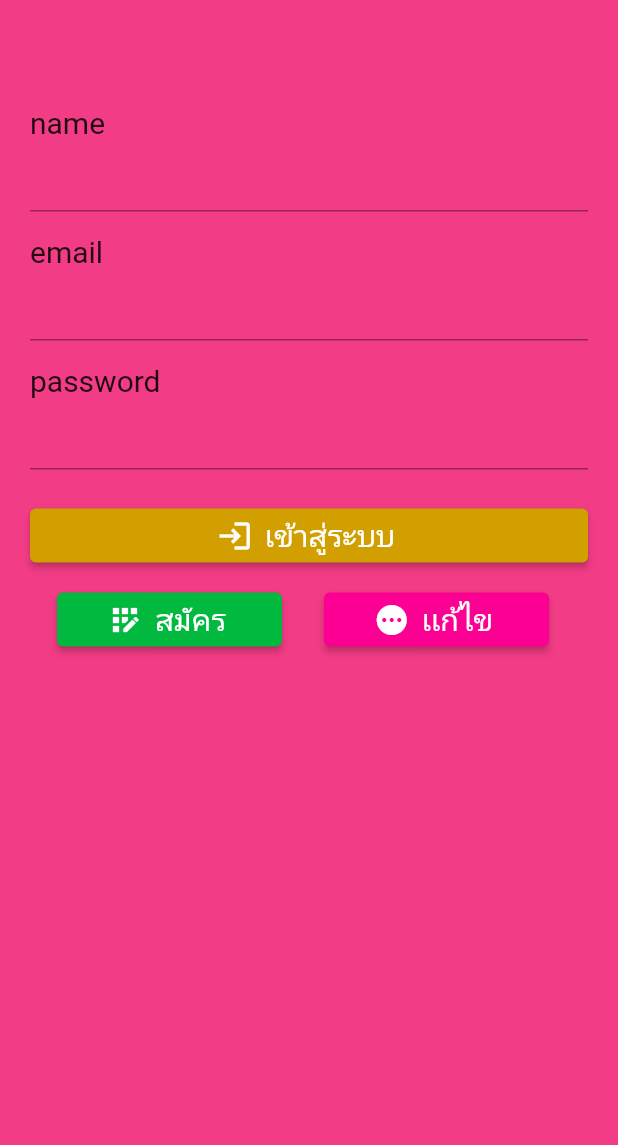
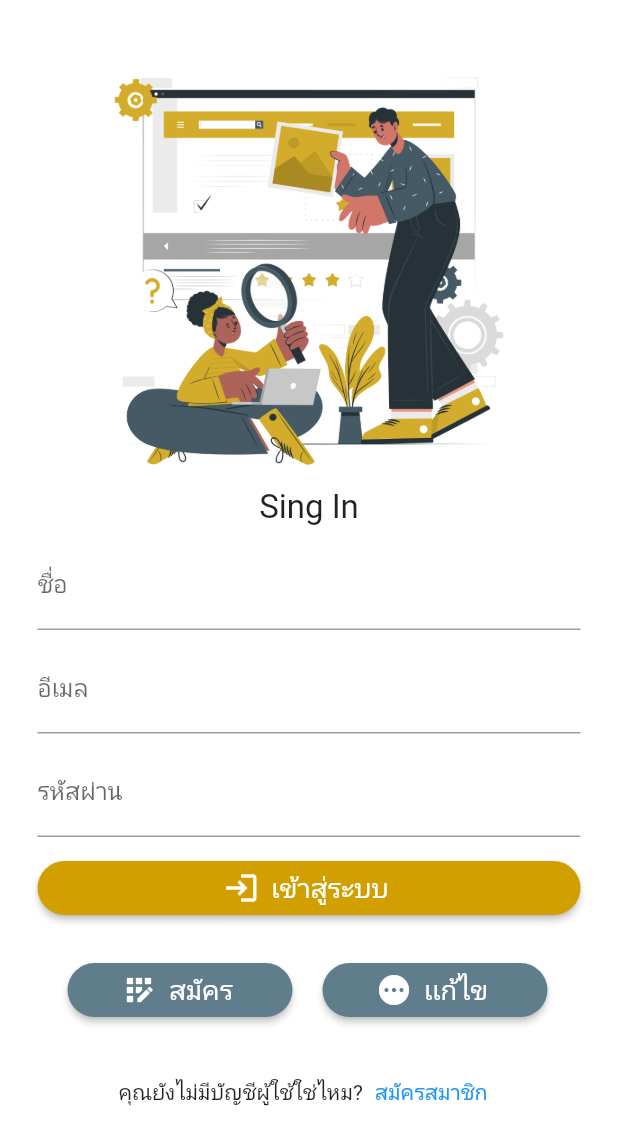
Before and after one commit to KARGOREO/ProFlutter, a Flutter app: the screen it shows after launch, on a phone screen of 412 x 824 dp. Shown: the top 1145 px of the screen. Run offline on Flutter 3.47's test engine with Material 2 defaults, Android fonts, the phone set to English and light mode, and no system bars; our stand-ins replace form_field_validator.

Commit message:
ีอัพเดต

```diff
--- a/lib/LoginApi.dart
+++ b/lib/LoginApi.dart
@@ -1,7 +1,7 @@
 import 'package:flutter/material.dart';
 import 'package:flutter_application_1/addApi.dart';
 import 'package:flutter_application_1/api/natwortking/login.dart';
-import 'package:flutter_application_1/home.dart';
+import 'package:flutter_application_1/screen/home.dart';
 import 'package:flutter_application_1/index/Hom1.dart';
 import 'package:flutter_application_1/main.dart';
 import 'package:flutter_application_1/profileApi.dart';
@@ -22,26 +22,27 @@ class _potScreenState extends State<potScreen> {
   @override
   Widget build(BuildContext context) {
     return Scaffold(
-      backgroundColor: Color.fromARGB(255, 242, 60, 133),
-
+      backgroundColor: Colors.white,
       body: Container(
-
-        padding: const EdgeInsets.all(20),
+        padding: const EdgeInsets.all(25),
         child: Form(
           child: SingleChildScrollView(
-
             child: Column(
-
-              crossAxisAlignment: CrossAxisAlignment.start,
+              crossAxisAlignment: CrossAxisAlignment.center,
               children: [
-                SizedBox(
-                  height: 50,
+                Image.asset(
+                  'images/1.png',
+                  height: 300,
                 ),
                 Text(
-                  'name',
-                  style: TextStyle(fontSize: 20),
+                  'Sing In',
+                  style: TextStyle(fontSize: 22),
+                ),
+                SizedBox(
+                  height: 10,
                 ),
                 TextFormField(
+                  decoration: InputDecoration(labelText: "ชื่อ"),
                   onChanged: (value) {
                     name = value;
                   },
@@ -51,33 +52,26 @@ class _potScreenState extends State<potScreen> {
                   keyboardType: TextInputType.emailAddress,
                 ),
                 SizedBox(
-                  height: 15,
-                ),
-                Text(
-                  'email',
-                  style: TextStyle(fontSize: 20),
+                  height: 10,
                 ),
                 TextFormField(
                     onChanged: (value) {
                       email = value;
                     },
                     validator: RequiredValidator(errorText: 'กรุณาป้อนEmail'),
-                ),
+                    decoration: InputDecoration(labelText: "อีเมล")),
                 SizedBox(
-                  height: 15,
-                ),
-                Text(
-                  'password',
-                  style: TextStyle(fontSize: 20),
+                  height: 10,
                 ),
                 TextFormField(
                     onChanged: (value) {
                       pass = value;
                     },
-                  validator: RequiredValidator(errorText: 'กรุณาป้อน Password'),
-                ),
+                    validator:
+                        RequiredValidator(errorText: 'กรุณาป้อน Password'),
+                    decoration: InputDecoration(labelText: "รหัสผ่าน")),
                 SizedBox(
-                  height: 20,
+                  height: 10,
                 ),
                 SizedBox(
                   width: double.infinity,
@@ -168,7 +162,7 @@ class _potScreenState extends State<potScreen> {
                                     title: Text(''),
                                     backgroundColor: Colors.pink[50],
                                     content: Text(
-                                      '  ยังบ่สมัคร ',
+                                      'ยังบ่ไม่สมัคร',
                                       style: TextStyle(
                                           color: Colors.black, fontSize: 20),
                                     ),
@@ -188,20 +182,23 @@ class _potScreenState extends State<potScreen> {
                       },
                       icon: Icon(Icons.login),
                       style: ElevatedButton.styleFrom(
-                          primary: Color.fromARGB(255, 209, 160, 0)),
+                          primary: Color.fromARGB(255, 209, 160, 0),
+                          shape: new RoundedRectangleBorder(
+                            borderRadius: new BorderRadius.circular(30.0),
+                          )),
                       label: Text(
                         'เข้าสู่ระบบ',
-                        style: TextStyle(fontSize: 20),
+                        style: TextStyle(fontSize: 18),
                       )),
                 ),
                 Center(
                   child: Row(
                     children: [
-                      SizedBox(
-                        width: 10,
-                      ),
+                      // SizedBox(
+                      //   width: 10,
+                      // ),
                       Padding(
-                        padding: const EdgeInsets.all(8.0),
+                        padding: const EdgeInsets.all(20),
                         child: SizedBox(
                           width: 150,
                           child: ElevatedButton.icon(
@@ -213,15 +210,16 @@ class _potScreenState extends State<potScreen> {
                               },
                               icon: Icon(Icons.app_registration_outlined),
                               style: ElevatedButton.styleFrom(
-                                  primary: Color.fromARGB(255, 0, 185, 62)),
+                                  primary: Colors.blueGrey,
+                                  shape: new RoundedRectangleBorder(
+                                    borderRadius:
+                                        new BorderRadius.circular(30.0),
+                                  )),
                               label: Text(
                                 'สมัคร',
-                                style: TextStyle(fontSize: 20),
+                                style: TextStyle(fontSize: 18),
                               )),
                         ),
-                      ),
-                      SizedBox(
-                        width: 20,
                       ),
                       SizedBox(
                         width: 150,
@@ -234,14 +232,33 @@ class _potScreenState extends State<potScreen> {
                             },
                             icon: Icon(Icons.pending),
                             style: ElevatedButton.styleFrom(
-                                primary: Color.fromARGB(255, 251, 0, 146)),
+                                primary: Colors.blueGrey,
+                                shape: new RoundedRectangleBorder(
+                                  borderRadius: new BorderRadius.circular(30.0),
+                                )),
                             label: Text(
                               'เเก้ไข',
-                              style: TextStyle(fontSize: 20),
+                              style: TextStyle(fontSize: 18),
                             )),
                       ),
                     ],
                   ),
+                ),
+                Row(
+                  mainAxisAlignment: MainAxisAlignment.center,
+                  children: [
+                    Text(
+                      'คุณยังไม่มีบัญชีผู้ใช้ใช่ไหม?',
+                      style: TextStyle(fontSize: 14),
+                    ),
+                    TextButton(
+                      onPressed: (() {
+                        Navigator.push(context,
+                            MaterialPageRoute(builder: (context) => AddApi()));
+                      }),
+                      child: Text('สมัครสมาชิก'),
+                    ),
+                  ],
                 ),
               ],
             ),
--- a/lib/main.dart
+++ b/lib/main.dart
@@ -1,7 +1,9 @@
 import 'package:flutter/material.dart';
 
 import 'package:flutter_application_1/LoginApi.dart';
-
+import 'package:flutter_application_1/screen/home.dart';
+import 'package:flutter_application_1/index/Hom1.dart';
+import 'package:flutter_application_1/index/Horoscope.dart';
 
 void main() {
   runApp(const MyApp());
@@ -10,16 +12,28 @@ void main() {
 class MyApp extends StatelessWidget {
   const MyApp({Key? key}) : super(key: key);
 
-
   @override
   Widget build(BuildContext context) {
     return MaterialApp(
       title: 'Flutter Demo',
       theme: ThemeData(
-
         primarySwatch: Colors.blue,
       ),
-      home: potScreen(),
+      home: MyHomePage(),
     );
   }
 }
+
+class MyHomePage extends StatefulWidget {
+  @override
+  State<MyHomePage> createState() => _MyHomePageState();
+}
+
+class _MyHomePageState extends State<MyHomePage> {
+  @override
+  Widget build(BuildContext context) {
+    return Scaffold(
+      body: potScreen(),
+    );
+  }
+}
--- a/lib/home.dart
+++ b/lib/screen/home.dart
@@ -7,13 +7,12 @@ import 'package:flutter_application_1/index/search.dart';
 import 'package:flutter_application_1/profileApi.dart';
 
 class Home extends StatelessWidget {
- final User user;
+  final User user;
   const Home(this.user);
-
 
   @override
   Widget build(BuildContext context) {
-   return DefaultTabController(
+    return DefaultTabController(
         length: 4,
         child: Scaffold(
           body: TabBarView(
@@ -24,7 +23,7 @@ class Home extends StatelessWidget {
               Horoscope(),
             ],
           ),
-          backgroundColor: Colors.pink,
+          backgroundColor: Colors.white,
           bottomNavigationBar: TabBar(
             tabs: [
               Tab(
--- a/pubspec.yaml
+++ b/pubspec.yaml
@@ -61,8 +61,8 @@ flutter:
   uses-material-design: true
 
   # To add assets to your application, add an assets section, like this:
-  # assets:
-  #   - images/a_dot_burr.jpeg
+  assets:
+    - images/
   #   - images/a_dot_ham.jpeg
 
   # An image asset can refer to one or more resolution-specific "variants", see
```
Also changed, not shown: images/1.png (added), images/2.png (added). Lines whose indentation alone changed are shown as unchanged.
